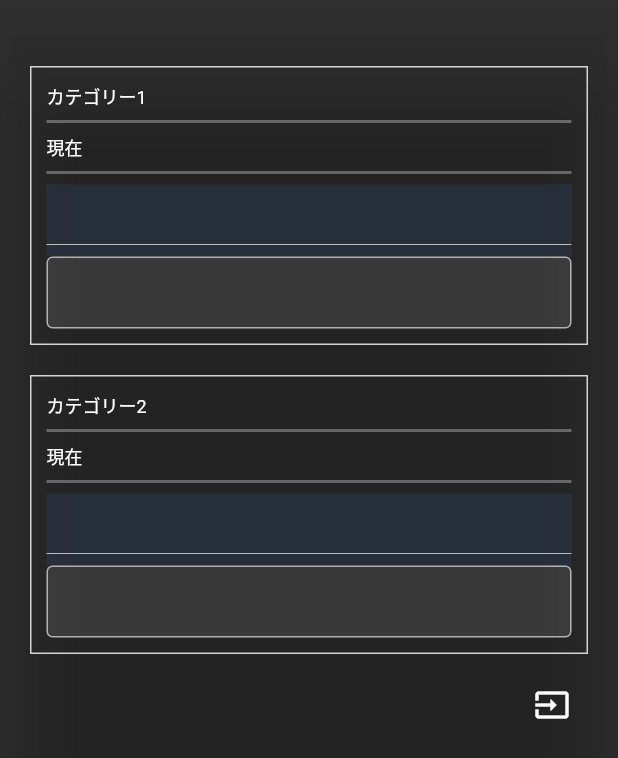
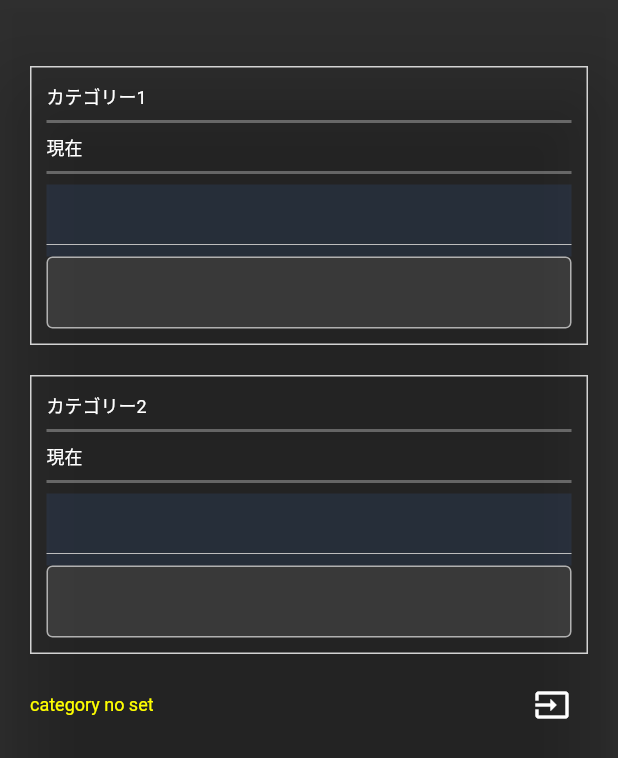
Before and after one commit to hidechy/flutter-youtube3, a Flutter app: the SettingCategoryAlert widget shown alone on an empty page, opened directly with empty values, after a tap on the "input" icon, on a phone screen of 412 x 824 dp. Shown: the top 758 px of the screen. Run offline on Flutter 3.47's test engine with Material 2 defaults, Android fonts, the phone set to English and light mode, and no system bars; our stand-ins replace freezed_annotation, hooks_riverpod; missing offline and left inert: drag_and_drop_lists, fab_circular_menu; network calls fail.

Commit message:
commit 20230220

```diff
--- a/lib/screens/_alert/bunrui_list_alert.dart
+++ b/lib/screens/_alert/bunrui_list_alert.dart
@@ -63,7 +63,9 @@ class BunruiListAlert extends ConsumerWidget {
 
       smallCategoryState.forEach((element2) {
         if (!keepBunrui.contains(element2.bunrui)) {
-          bunruiList.add(element2);
+          if (element2.bunrui != '') {
+            bunruiList.add(element2);
+          }
         }
 
         keepBunrui.add(element2.bunrui);
--- a/lib/screens/_alert/setting_category_alert.dart
+++ b/lib/screens/_alert/setting_category_alert.dart
@@ -195,7 +195,12 @@ class SettingCategoryAlert extends ConsumerWidget {
               Row(
                 mainAxisAlignment: MainAxisAlignment.spaceBetween,
                 children: [
-                  Container(),
+                  Container(
+                    child: Text(
+                      settingCategoryState.errorStr,
+                      style: TextStyle(color: Colors.yellowAccent),
+                    ),
+                  ),
                   IconButton(
                     onPressed: () {
                       ref
--- a/lib/screens/home_screen.dart
+++ b/lib/screens/home_screen.dart
@@ -193,6 +193,8 @@ class HomeScreen extends ConsumerWidget {
 
   ///
   void makeDDItem() {
+    ddItem = [];
+
     final blankVideoListState = _ref.watch(blankVideoListProvider);
 
     blankVideoListState.forEach((element) {
--- a/lib/state/setting_category/setting_category_notifier.dart
+++ b/lib/state/setting_category/setting_category_notifier.dart
@@ -28,6 +28,22 @@ class SettingCategoryNotifier extends StateNotifier<SettingCategoryState> {
   ///
   Future<void> inputCategory() async {
     print(state);
+
+/*
+    flutter: SettingCategoryState(selectedCategory1: entertainment, inputedCategory1: , selectedCategory2: entertainment, inputedCategory2: )
+*/
+
+    var cate1 = (state.selectedCategory1 != '')
+        ? state.selectedCategory1
+        : state.inputedCategory1;
+
+    var cate2 = (state.selectedCategory2 != '')
+        ? state.selectedCategory2
+        : state.inputedCategory2;
+
+    if (cate1 == '' || cate2 == '') {
+      state = state.copyWith(errorStr: 'category no set');
+    }
   }
 }
 
--- a/lib/state/setting_category/setting_category_state.dart
+++ b/lib/state/setting_category/setting_category_state.dart
@@ -5,6 +5,7 @@ part 'setting_category_state.freezed.dart';
 @freezed
 class SettingCategoryState with _$SettingCategoryState {
   const factory SettingCategoryState({
+    @Default('') String errorStr,
     @Default('') String selectedCategory1,
     @Default('') String inputedCategory1,
     @Default('') String selectedCategory2,
--- a/lib/viewmodel/video_notifier.dart
+++ b/lib/viewmodel/video_notifier.dart
@@ -113,7 +113,10 @@ class VideoManipulateNotifier extends StateNotifier<int> {
     await client
         .post(
           path: APIPath.bunruiYoutubeData,
-          body: {'bunrui': flag, 'youtube_id': list.join(',')},
+          body: {
+            'bunrui': flag,
+            'youtube_id': list.join(','),
+          },
         )
         .then((value) {})
         .catchError((error, _) {
```
Also changed, not shown: lib/screens/blank_bunrui_setting_screen.dart (+21 -4 lines), lib/state/setting_category/setting_category_state.freezed.dart.
